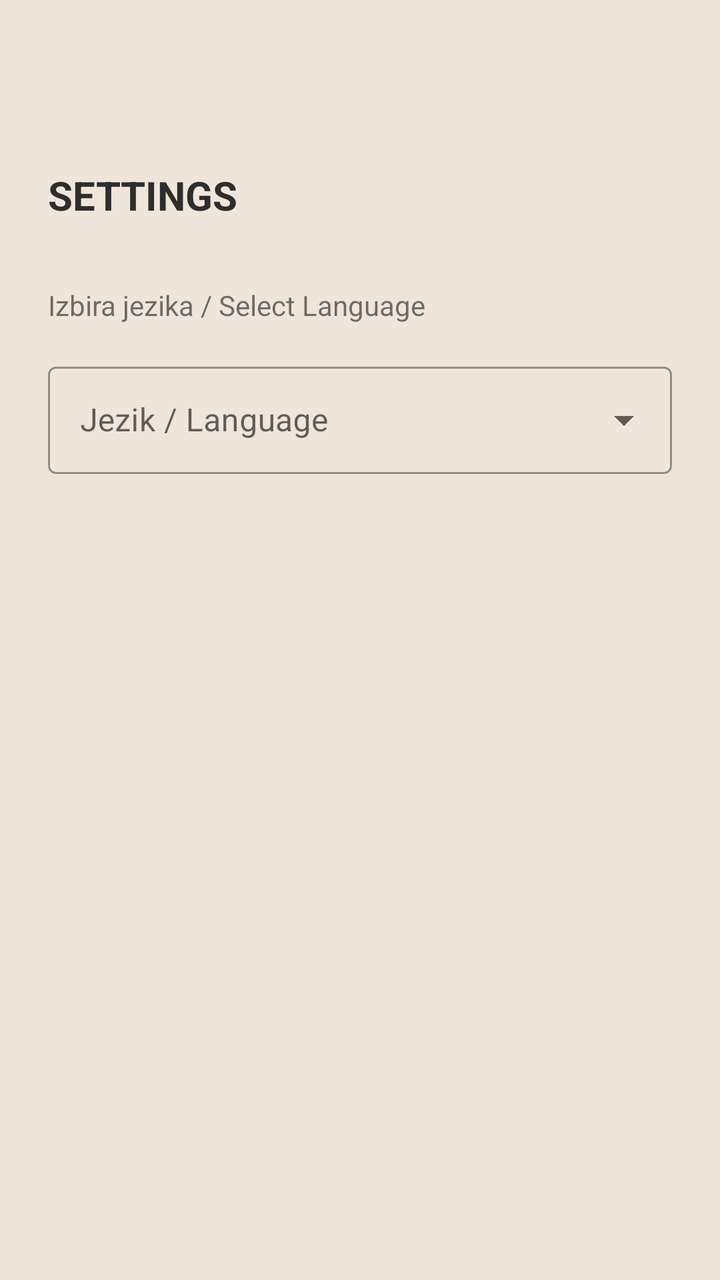
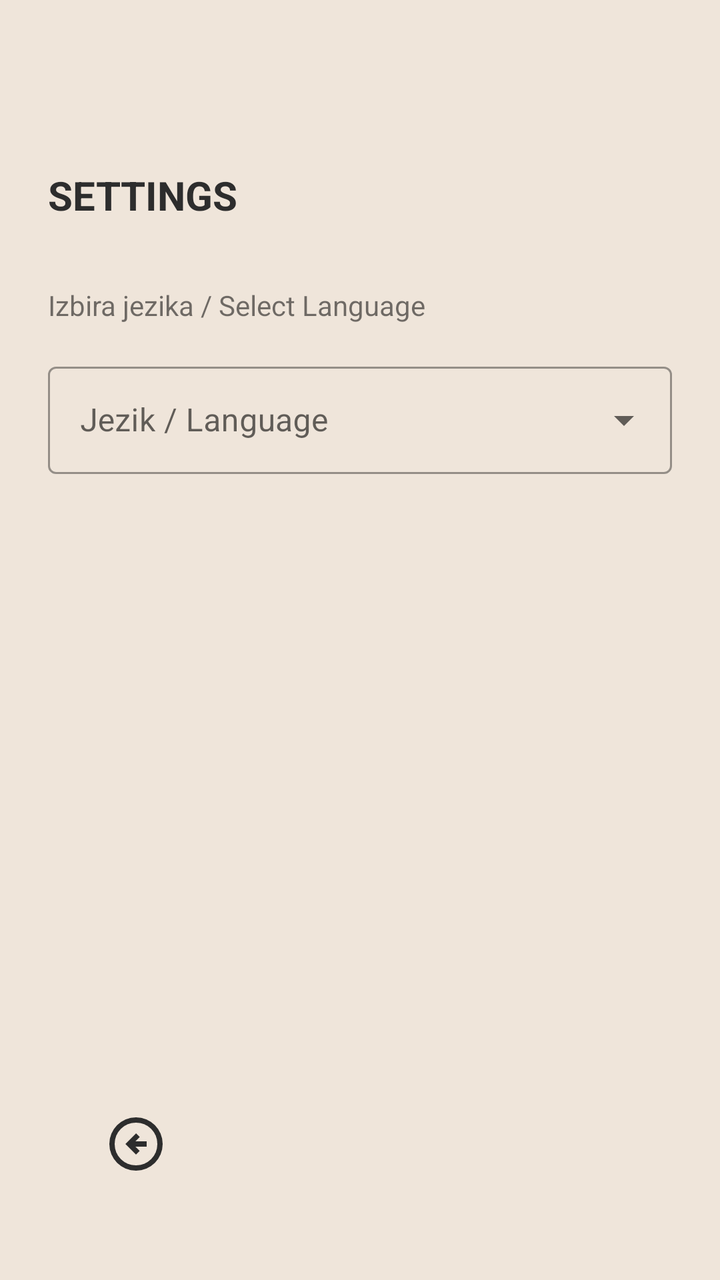

Screens rendered from an Android XML layout before and after an edit, with the pre-edit source and the edit as a unified diff.
<!-- AndroidManifest.xml: application theme Theme.PametniPaketnik -->
<!-- res/layout/activity_settings.xml -->
<?xml version="1.0" encoding="utf-8"?>
<androidx.constraintlayout.widget.ConstraintLayout xmlns:android="http://schemas.android.com/apk/res/android"
    xmlns:app="http://schemas.android.com/apk/res-auto"
    android:layout_width="match_parent"
    android:layout_height="match_parent"
    android:background="@color/background"
    android:padding="24dp">

    <TextView
        android:id="@+id/settingsTitle"
        android:layout_width="wrap_content"
        android:layout_height="wrap_content"
        android:text="@string/settings_title"
        android:textSize="20sp"
        android:textStyle="bold"
        android:textColor="@color/history_text_primary"
        android:layout_marginTop="60dp"
        app:layout_constraintTop_toTopOf="parent"
        app:layout_constraintStart_toStartOf="parent" />

    <TextView
        android:id="@+id/languageLabel"
        android:layout_width="wrap_content"
        android:layout_height="wrap_content"
        android:text="@string/select_language_text"
        android:layout_marginTop="32dp"
        app:layout_constraintTop_toBottomOf="@id/settingsTitle"
        app:layout_constraintStart_toStartOf="parent" />

    <com.google.android.material.textfield.TextInputLayout
        android:id="@+id/languageDropdownMenu"
        style="@style/Widget.MaterialComponents.TextInputLayout.OutlinedBox.ExposedDropdownMenu"
        android:layout_width="match_parent"
        android:layout_height="wrap_content"
        android:layout_marginTop="16dp"
        android:hint="@string/language_hint"
        app:layout_constraintTop_toBottomOf="@id/languageLabel">

        <AutoCompleteTextView
            android:id="@+id/autoCompleteLanguage"
            android:layout_width="match_parent"
            android:layout_height="wrap_content"
            android:inputType="none"
            android:padding="16dp" />

    </com.google.android.material.textfield.TextInputLayout>
</androidx.constraintlayout.widget.ConstraintLayout>
<!-- resources referenced by this layout -->
<resources>
  <color name="background">#EFE5DA</color>
  <color name="history_text_primary">#2D2D2D</color>
  <string name="language_hint">Jezik / Language</string>
  <string name="select_language_text">Izbira jezika / Select Language</string>
  <string name="settings_title">SETTINGS</string>
  <style name="Theme.PametniPaketnik" parent="Base.Theme.PametniPaketnik" />
  <style name="Base.Theme.PametniPaketnik" parent="Theme.MaterialComponents.Light.NoActionBar">
          <item name="colorPrimary">@color/history_text_primary</item>
          <item name="android:statusBarColor">@color/background</item>
          <item name="android:windowLightStatusBar">true</item> </style>
</resources>

<!-- the commit's change to res/layout/activity_settings.xml (unified diff, before → after) -->
@@ -44,4 +44,18 @@
             android:padding="16dp" />
 
     </com.google.android.material.textfield.TextInputLayout>
+    <ImageButton
+        android:id="@+id/btnBack"
+        android:layout_width="56dp"
+        android:layout_height="56dp"
+        android:layout_marginStart="16dp"
+        android:layout_marginBottom="16dp"
+        android:background="?attr/selectableItemBackgroundBorderless"
+        android:contentDescription="@string/nazaj"
+        android:padding="12dp"
+        android:scaleType="fitCenter"
+        android:src="@drawable/ic_back_black"
+        app:layout_constraintBottom_toBottomOf="parent"
+        app:layout_constraintStart_toStartOf="parent"
+        app:tint="@color/history_text_primary" />
 </androidx.constraintlayout.widget.ConstraintLayout>
<!-- resource entries referenced after the edit -->
@@ -2,7 +2,14 @@
 <resources>
   <color name="background">#EFE5DA</color>
   <color name="history_text_primary">#2D2D2D</color>
+  <!-- drawable ic_back_black (drawable) -->
+  <vector xmlns:android="http://schemas.android.com/apk/res/android" android:autoMirrored="true" android:height="24dp" android:tint="#000000" android:viewportHeight="960" android:viewportWidth="960" android:width="24dp">
+        
+      <path android:fillColor="@android:color/white" android:pathData="M480,640L536,584L472,520L640,520L640,440L472,440L536,376L480,320L320,480L480,640ZM480,880Q397,880 324,848.5Q251,817 197,763Q143,709 111.5,636Q80,563 80,480Q80,397 111.5,324Q143,251 197,197Q251,143 324,111.5Q397,80 480,80Q563,80 636,111.5Q709,143 763,197Q817,251 848.5,324Q880,397 880,480Q880,563 848.5,636Q817,709 763,763Q709,817 636,848.5Q563,880 480,880ZM480,800Q614,800 707,707Q800,614 800,480Q800,346 707,253Q614,160 480,160Q346,160 253,253Q160,346 160,480Q160,614 253,707Q346,800 480,800ZM480,480Q480,480 480,480Q480,480 480,480Q480,480 480,480Q480,480 480,480Q480,480 480,480Q480,480 480,480Q480,480 480,480Q480,480 480,480Z"/>
+      
+  </vector>
   <string name="language_hint">Jezik / Language</string>
+  <string name="nazaj">Nazaj</string>
   <string name="select_language_text">Izbira jezika / Select Language</string>
   <string name="settings_title">SETTINGS</string>
   <style name="Theme.PametniPaketnik" parent="Base.Theme.PametniPaketnik" />
